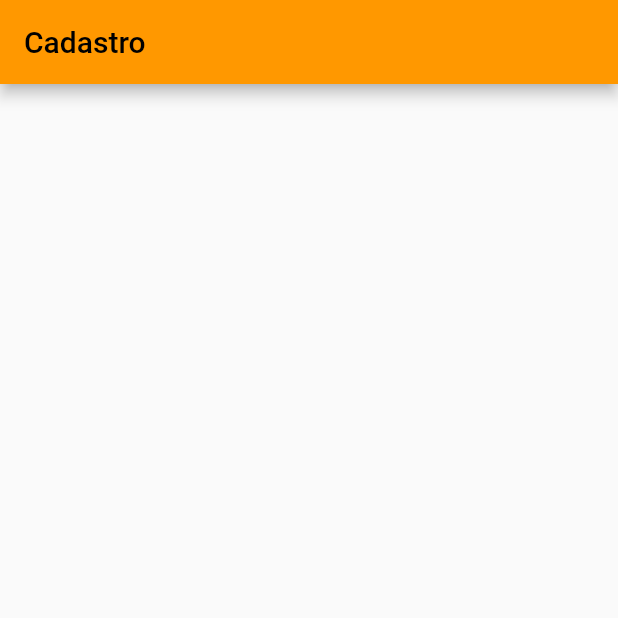
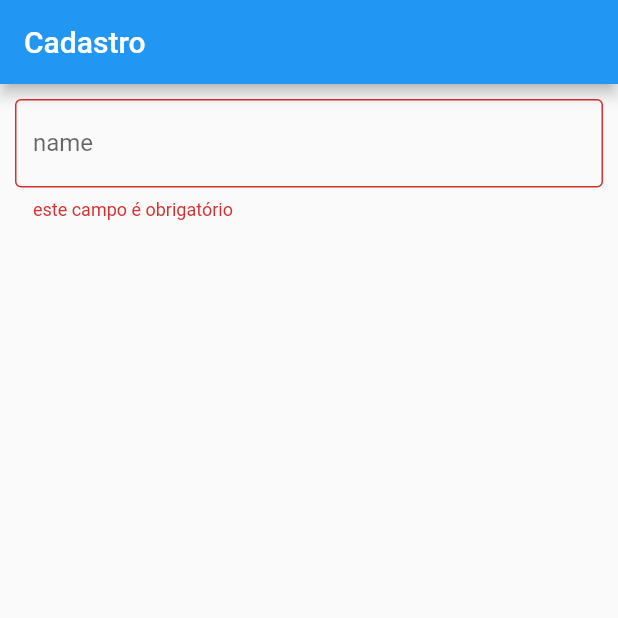
Before and after one commit to Murilou170/cadastroMobx, a Flutter app: the screen it shows after launch, on a phone screen of 412 x 824 dp, the top half of it. Run offline on Flutter 3.47's test engine with Material 2 defaults, Android fonts, the phone set to English and light mode, and no system bars; our stand-ins replace flutter_mobx, mobx; generated files the repository leaves out were written again.

Commit message:
pegando nome mas não muda a cor do campo

```diff
--- a/lib/cadastro.dart
+++ b/lib/cadastro.dart
@@ -1,4 +1,7 @@
+import 'package:cadastromobx/controller.dart';
+import 'package:cadastromobx/models/client.dart';
 import 'package:flutter/material.dart';
+import 'package:flutter_mobx/flutter_mobx.dart';
 
 class Cadastro extends StatefulWidget {
   const Cadastro({Key? key}) : super(key: key);
@@ -8,6 +11,20 @@ class Cadastro extends StatefulWidget {
 }
 
 class _CadastroState extends State<Cadastro> {
+  final client = Client();
+  final controller = Controller();
+
+  _textField({String? labelText, onChanged, String Function()?, errorText}) {
+    return TextField(
+      onChanged: onChanged,
+      decoration: InputDecoration(
+        border: OutlineInputBorder(),
+        labelText: labelText,
+        errorText: errorText == null ? null : errorText(),
+      ),
+    );
+  }
+
   @override
   Widget build(BuildContext context) {
     return Scaffold(
@@ -18,7 +35,15 @@ class _CadastroState extends State<Cadastro> {
         padding: EdgeInsets.all(10.0),
         child: Column(
           children: [
-
+            Observer(
+              builder: (context) {
+                return _textField(
+                  errorText: controller.validateName,
+                  labelText: 'name',
+                  onChanged: controller.client.changeName,
+                );
+              },
+            )
           ],
         ),
       ),
--- a/lib/controller.dart
+++ b/lib/controller.dart
@@ -0,0 +1,18 @@
+import 'package:cadastromobx/models/client.dart';
+import 'package:mobx/mobx.dart';
+part 'controller.g.dart';
+
+class Controller = _ControllerBase with _$Controller;
+
+abstract class _ControllerBase with Store {
+  var client = Client();
+
+  String validateName() {
+    if (client.name == null || client.name.isEmpty) {
+      return 'este campo é obrigatório';
+    } else if (client.name.length < 3) {
+      return 'seu nome precisa ter mais de 3 caracteres';
+    }
+    return '';
+  }
+}
--- a/lib/main.dart
+++ b/lib/main.dart
@@ -12,7 +12,7 @@ class AppWidget extends StatelessWidget {
     return MaterialApp(
       title: 'Mobx Flutter',
       theme: ThemeData(
-        primarySwatch: Colors.orange,
+        primarySwatch: Colors.blue,
       ),
       home: Cadastro(),
     );
--- a/pubspec.yaml
+++ b/pubspec.yaml
@@ -35,6 +35,9 @@ dependencies:
   # Use with the CupertinoIcons class for iOS style icons.
   cupertino_icons: ^1.0.2
   mobx: ^2.0.7+5
+  flutter_mobx:
+  mobx_codegen:
+  build_runner: ^2.2.0
 
 dev_dependencies:
   flutter_test:
```
Also changed, not shown: lib/models/client.dart (added, +22 -0 lines), lib/controller.g.dart (added), lib/models/client.g.dart (added), pubspec.lock.
